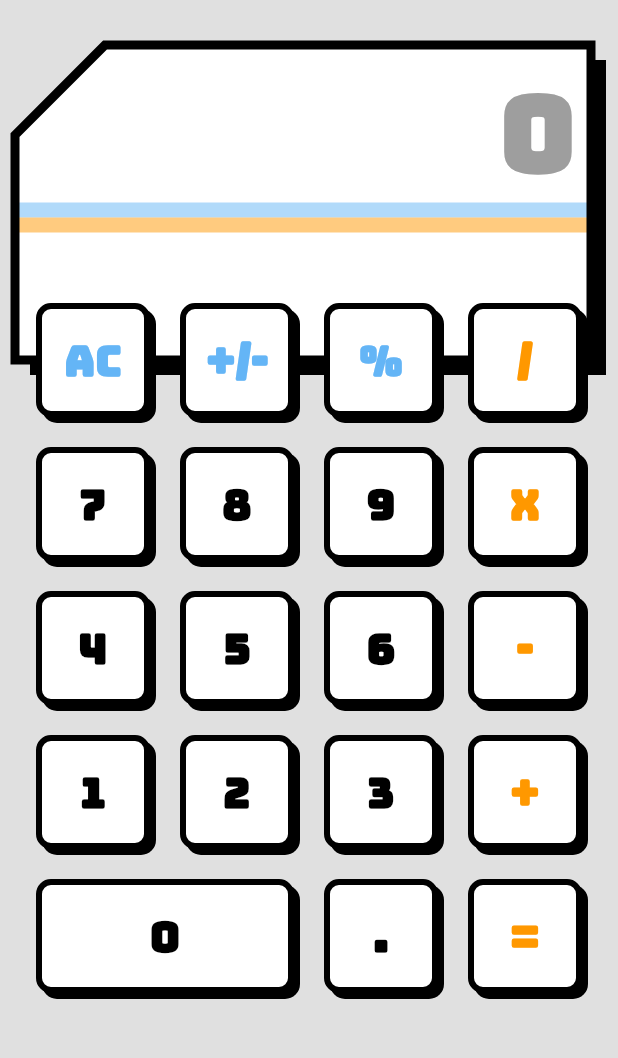
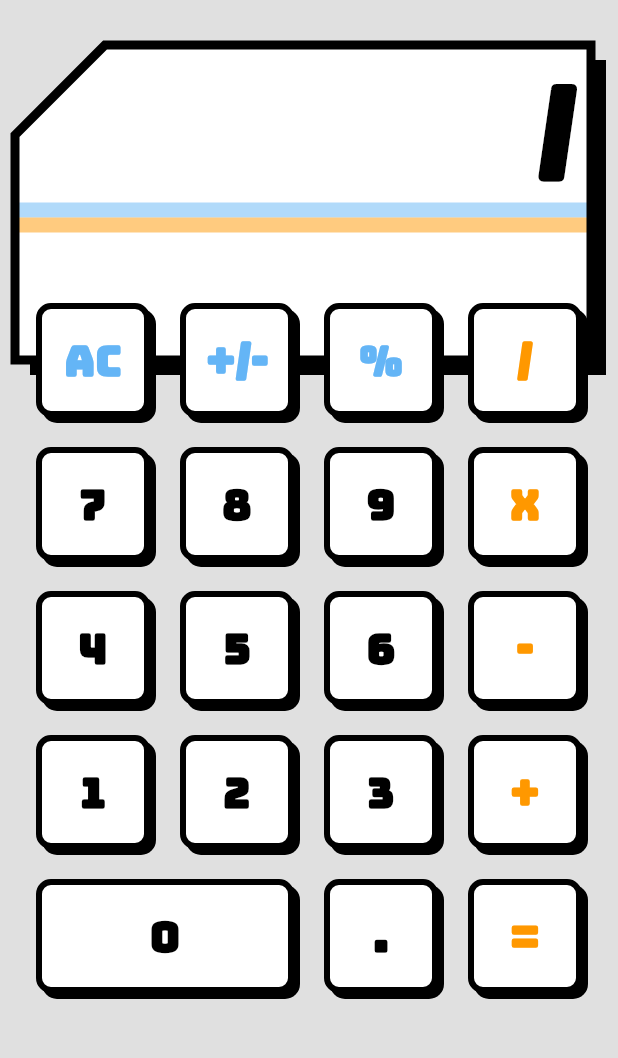
Before and after one commit to infiniteoverflow/casio_calculator, a Flutter app: the screen it shows after launch, after a tap on an icon or button, on a phone screen of 412 x 824 dp, the part 177-1235 px from its top. Run offline on Flutter 3.47's test engine with Material 2 defaults, Android fonts, the phone set to English and light mode, and no system bars; our stand-ins replace google_fonts; Roboto replaces fonts that are missing (Michroma).

```diff
--- a/lib/components/calculator_page.dart
+++ b/lib/components/calculator_page.dart
@@ -66,13 +66,13 @@ class _CalculatorPageState extends State<CalculatorPage> {
                           children: [
                             ...List.generate(
                               4,
-                              (index) => const Padding(
-                                padding: EdgeInsets.only(right: 5.0),
+                              (index) => Padding(
+                                padding: const EdgeInsets.only(right: 5.0),
                                 child: CustomButton(
                                   height: 25,
                                   width: 25,
                                   borderRadius: 0,
-                                  shadowOffset: Offset(2, 2),
+                                  shadowOffset: const Offset(2, 2),
                                   borderWidth: 2.0,
                                 ),
                               ),
--- a/lib/components/custom_button.dart
+++ b/lib/components/custom_button.dart
@@ -1,9 +1,12 @@
 import 'package:casio_calculator/constants/app_constants.dart';
+import 'package:casio_calculator/constants/strings.dart';
 import 'package:casio_calculator/utils/notifiers.dart';
+import 'package:casio_calculator/utils/operations_util.dart';
 import 'package:flutter/material.dart';
+import 'package:google_fonts/google_fonts.dart';
 
 class CustomButton extends StatelessWidget {
-  const CustomButton({
+  CustomButton({
     super.key,
     this.height,
     this.width,
@@ -26,23 +29,58 @@ class CustomButton extends StatelessWidget {
   final String? buttonValue;
   final Color? color;
 
+  List operators = ['+', '-', 'x', '/'];
+
   @override
   Widget build(BuildContext context) {
     return GestureDetector(
       onTap: () {
-        String screenValue = Notifiers.screenDisplayNotifier.value.toString();
+        String screenValue = Notifiers.screenDisplayNotifier.value;
 
         switch (buttonType) {
           case KeyTypes.action:
             if (buttonValue == 'AC') {
               Notifiers.screenDisplayNotifier.value = '';
+              Notifiers.historyDisplayNotifier.value.clear();
             }
             break;
           case KeyTypes.operator:
+            String displayValue = Notifiers.screenDisplayNotifier.value;
+            Notifiers.screenDisplayNotifier.value =
+                buttonValue == '=' ? '' : buttonValue;
+            Notifiers.historyDisplayNotifier.value.add(displayValue);
+
+            if (buttonValue == '=') {
+              Notifiers.screenDisplayNotifier.value = OperationUtil.total(
+                Notifiers.historyDisplayNotifier.value,
+              );
+              Notifiers.historyDisplayNotifier.value.clear();
+            } else {
+              Notifiers.historyDisplayNotifier.value.add(buttonValue!);
+            }
             break;
           case KeyTypes.digit:
+            if (operators.contains(Notifiers.screenDisplayNotifier.value)) {
+              screenValue = '';
+            }
             if (buttonValue == '.') {
-              // TODO: Add snackbar
+              ScaffoldMessenger.of(context).showSnackBar(
+                SnackBar(
+                  duration: const Duration(seconds: 2),
+                  content: Row(
+                    children: [
+                      Expanded(
+                        child: Text(
+                          Strings.decimalCtaMessage,
+                          style: GoogleFonts.roboto(
+                            fontSize: 17,
+                          ),
+                        ),
+                      )
+                    ],
+                  ),
+                ),
+              );
             }
 
             Notifiers.screenDisplayNotifier.value =
--- /dev/null
+++ b/lib/constants/strings.dart
@@ -0,0 +1,4 @@
+class Strings {
+  static const decimalCtaMessage =
+      'We will be adding support for decimal operations soon.';
+}
```
Also changed, not shown: lib/utils/operations_util.dart (added, +45 -0 lines), lib/utils/enums.dart (added).
